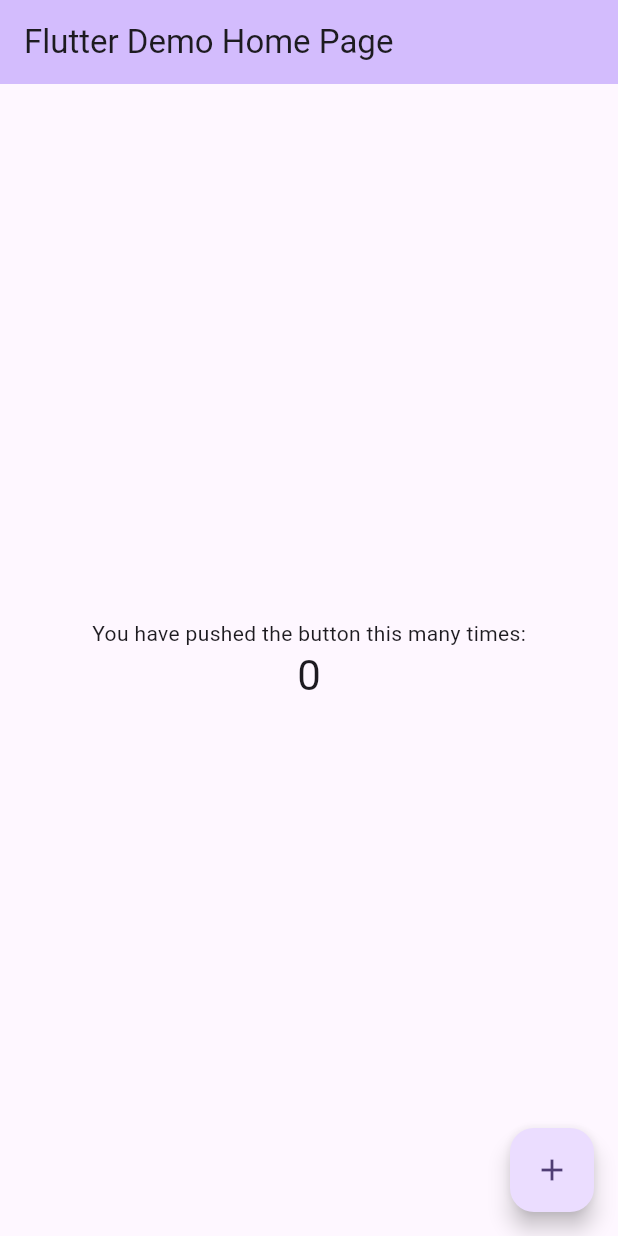
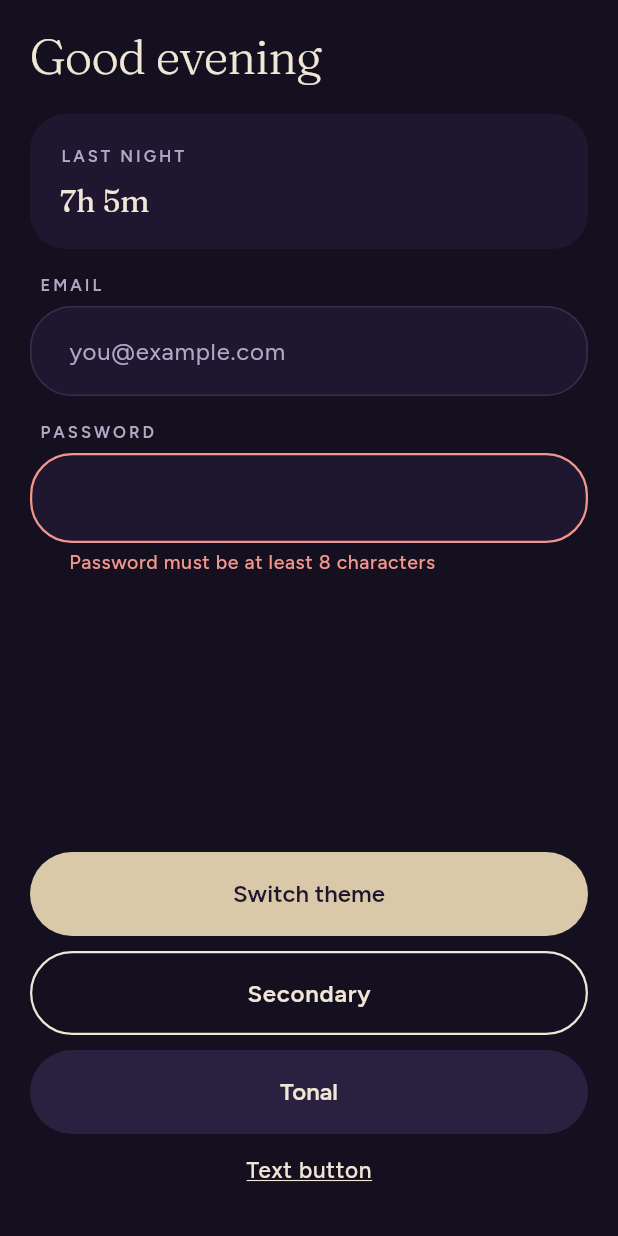
Before and after one commit to JuriThamer/2026_GP_G23_Somnia, a Flutter app: the screen it shows after launch, on a phone screen of 412 x 824 dp. Run offline on Flutter 3.47's test engine with Material 3 defaults, Android fonts, the phone set to English and light mode, and no system bars; our stand-ins replace firebase_core, google_fonts; accounts and stored records are empty.

Commit message:
Add shared widgets

```diff
--- a/lib/main.dart
+++ b/lib/main.dart
@@ -1,6 +1,10 @@
 import 'package:flutter/material.dart';
 import 'package:firebase_core/firebase_core.dart';
 import 'firebase_options.dart';
+import 'theme/app_theme.dart';
+import 'widgets/app_button.dart';
+import 'widgets/app_card.dart';
+import 'widgets/app_text_field.dart';
 
 Future<void> main() async {
   WidgetsFlutterBinding.ensureInitialized();
@@ -11,118 +15,98 @@ Future<void> main() async {
   runApp(const MyApp());
 }
 
-class MyApp extends StatelessWidget {
+class MyApp extends StatefulWidget {
   const MyApp({super.key});
 
-  // This widget is the root of your application.
   @override
-  Widget build(BuildContext context) {
-    return MaterialApp(
-      title: 'Flutter Demo',
-      theme: ThemeData(
-        // This is the theme of your application.
-        //
-        // TRY THIS: Try running your application with "flutter run". You'll see
-        // the application has a purple toolbar. Then, without quitting the app,
-        // try changing the seedColor in the colorScheme below to Colors.green
-        // and then invoke "hot reload" (save your changes or press the "hot
-        // reload" button in a Flutter-supported IDE, or press "r" if you used
-        // the command line to start the app).
-        //
-        // Notice that the counter didn't reset back to zero; the application
-        // state is not lost during the reload. To reset the state, use hot
-        // restart instead.
-        //
-        // This works for code too, not just values: Most code changes can be
-        // tested with just a hot reload.
-        colorScheme: .fromSeed(seedColor: Colors.deepPurple),
-      ),
-      home: const MyHomePage(title: 'Flutter Demo Home Page'),
-    );
-  }
+  State<MyApp> createState() => _MyAppState();
 }
 
-class MyHomePage extends StatefulWidget {
-  const MyHomePage({super.key, required this.title});
+class _MyAppState extends State<MyApp> {
+  ThemeMode mode = ThemeMode.dark;
 
-  // This widget is the home page of your application. It is stateful, meaning
-  // that it has a State object (defined below) that contains fields that affect
-  // how it looks.
-
-  // This class is the configuration for the state. It holds the values (in this
-  // case the title) provided by the parent (in this case the App widget) and
-  // used by the build method of the State. Fields in a Widget subclass are
-  // always marked "final".
-
-  final String title;
-
-  @override
-  State<MyHomePage> createState() => _MyHomePageState();
-}
-
-class _MyHomePageState extends State<MyHomePage> {
-  int _counter = 0;
-
-  void _incrementCounter() {
+  void toggleTheme() {
     setState(() {
-      // This call to setState tells the Flutter framework that something has
-      // changed in this State, which causes it to rerun the build method below
-      // so that the display can reflect the updated values. If we changed
-      // _counter without calling setState(), then the build method would not be
-      // called again, and so nothing would appear to happen.
-      _counter++;
+      mode = mode == ThemeMode.dark ? ThemeMode.light : ThemeMode.dark;
     });
   }
 
   @override
   Widget build(BuildContext context) {
-    // This method is rerun every time setState is called, for instance as done
-    // by the _incrementCounter method above.
-    //
-    // The Flutter framework has been optimized to make rerunning build methods
-    // fast, so that you can just rebuild anything that needs updating rather
-    // than having to individually change instances of widgets.
+    return MaterialApp(
+      title: 'Somnia',
+      debugShowCheckedModeBanner: false,
+      theme: AppTheme.light,
+      darkTheme: AppTheme.dark,
+      themeMode: mode,
+      home: ThemePreview(onToggle: toggleTheme),
+    );
+  }
+}
+
+class ThemePreview extends StatelessWidget {
+  final VoidCallback onToggle;
+  const ThemePreview({super.key, required this.onToggle});
+
+  @override
+  Widget build(BuildContext context) {
+    final text = Theme.of(context).textTheme;
+    final colors = context.colors;
+
     return Scaffold(
-      appBar: AppBar(
-        // TRY THIS: Try changing the color here to a specific color (to
-        // Colors.amber, perhaps?) and trigger a hot reload to see the AppBar
-        // change color while the other colors stay the same.
-        backgroundColor: Theme.of(context).colorScheme.inversePrimary,
-        // Here we take the value from the MyHomePage object that was created by
-        // the App.build method, and use it to set our appbar title.
-        title: Text(widget.title),
-      ),
-      body: Center(
-        // Center is a layout widget. It takes a single child and positions it
-        // in the middle of the parent.
-        child: Column(
-          // Column is also a layout widget. It takes a list of children and
-          // arranges them vertically. By default, it sizes itself to fit its
-          // children horizontally, and tries to be as tall as its parent.
-          //
-          // Column has various properties to control how it sizes itself and
-          // how it positions its children. Here we use mainAxisAlignment to
-          // center the children vertically; the main axis here is the vertical
-          // axis because Columns are vertical (the cross axis would be
-          // horizontal).
-          //
-          // TRY THIS: Invoke "debug painting" (choose the "Toggle Debug Paint"
-          // action in the IDE, or press "p" in the console), to see the
-          // wireframe for each widget.
-          mainAxisAlignment: .center,
-          children: [
-            const Text('You have pushed the button this many times:'),
-            Text(
-              '$_counter',
-              style: Theme.of(context).textTheme.headlineMedium,
+      body: Container(
+        decoration: BoxDecoration(gradient: colors.gradient),
+        child: SafeArea(
+          child: Padding(
+            padding: const EdgeInsets.all(20),
+            child: Column(
+              crossAxisAlignment: CrossAxisAlignment.start,
+              children: [
+                Text('Good evening', style: text.headlineLarge),
+                const SizedBox(height: 20),
+                AppCard(
+                  child: Column(
+                    crossAxisAlignment: CrossAxisAlignment.start,
+                    children: [
+                      Text('LAST NIGHT', style: text.labelSmall),
+                      const SizedBox(height: 8),
+                      Text('7h 5m', style: text.headlineSmall),
+                    ],
+                  ),
+                ),
+                const SizedBox(height: 16),
+                const AppTextField(label: 'Email', hint: 'you@example.com'),
+                const SizedBox(height: 16),
+                const AppTextField(
+                  label: 'Password',
+                  obscureText: true,
+                  errorText: 'Password must be at least 8 characters',
+                ),
+                const Spacer(),
+                AppButton(label: 'Switch theme', onPressed: onToggle),
+                const SizedBox(height: 10),
+                AppButton(
+                  label: 'Secondary',
+                  style: AppButtonStyle.secondary,
+                  onPressed: () {},
+                ),
+                const SizedBox(height: 10),
+                AppButton(
+                  label: 'Tonal',
+                  style: AppButtonStyle.tonal,
+                  onPressed: () {},
+                ),
+                Center(
+                  child: AppButton(
+                    label: 'Text button',
+                    style: AppButtonStyle.text,
+                    onPressed: () {},
+                  ),
+                ),
+              ],
             ),
-          ],
+          ),
         ),
-      ),
-      floatingActionButton: FloatingActionButton(
-        onPressed: _incrementCounter,
-        tooltip: 'Increment',
-        child: const Icon(Icons.add),
       ),
     );
   }
--- /dev/null
+++ b/lib/theme/app_theme.dart
@@ -0,0 +1,167 @@
+import 'package:flutter/material.dart';
+import 'package:google_fonts/google_fonts.dart';
+
+class AppColors extends ThemeExtension<AppColors> {
+  final Color background;
+  final Color backgroundMid;
+  final Color backgroundEnd;
+  final Color surface;
+  final Color surfaceAlt;
+  final Color text;
+  final Color muted;
+  final Color primary;
+  final Color onPrimary;
+  final Color line;
+  final Color success;
+  final Color warning;
+  final Color error;
+
+  const AppColors({
+    required this.background,
+    required this.backgroundMid,
+    required this.backgroundEnd,
+    required this.surface,
+    required this.surfaceAlt,
+    required this.text,
+    required this.muted,
+    required this.primary,
+    required this.onPrimary,
+    required this.line,
+    required this.success,
+    required this.warning,
+    required this.error,
+  });
+
+  static const dark = AppColors(
+    background: Color(0xFF15101F),
+    backgroundMid: Color(0xFF15101F),
+    backgroundEnd: Color(0xFF15101F),
+    surface: Color(0xFF1F1730),
+    surfaceAlt: Color(0xFF2A2040),
+    text: Color(0xFFEFE6D6),
+    muted: Color(0xFFB3A7C6),
+    primary: Color(0xFFD9C9A8),
+    onPrimary: Color(0xFF20152F),
+    line: Color(0xFF382C52),
+    success: Color(0xFF7FCBA4),
+    warning: Color(0xFFE9B45E),
+    error: Color(0xFFF2958D),
+  );
+
+  static const light = AppColors(
+    background: Color(0xFFFAF5EA),
+    backgroundMid: Color(0xFFF1E7D5),
+    backgroundEnd: Color(0xFFDDCEB4),
+    surface: Color(0xFFFFFBF3),
+    surfaceAlt: Color(0xFFF1E7D4),
+    text: Color(0xFF2A1B4D),
+    muted: Color(0xFF5F5179),
+    primary: Color(0xFF3B2667),
+    onPrimary: Color(0xFFF8F1E3),
+    line: Color(0xFFDACBAF),
+    success: Color(0xFF256B4B),
+    warning: Color(0xFF8A5A0C),
+    error: Color(0xFFA93830),
+  );
+
+  LinearGradient get gradient => LinearGradient(
+        begin: Alignment.topCenter,
+        end: Alignment.bottomCenter,
+        colors: [background, backgroundMid, backgroundEnd],
+        stops: const [0, 0.55, 1],
+      );
+
+  @override
+  AppColors copyWith() => this;
+
+  @override
+  AppColors lerp(ThemeExtension<AppColors>? other, double t) =>
+      other is AppColors && t >= 0.5 ? other : this;
+}
+
+class AppTheme {
+  static ThemeData get dark => _build(AppColors.dark, Brightness.dark);
+  static ThemeData get light => _build(AppColors.light, Brightness.light);
+
+  static ThemeData _build(AppColors c, Brightness brightness) {
+    OutlineInputBorder border(Color color, double width) => OutlineInputBorder(
+          borderRadius: BorderRadius.circular(28),
+          borderSide: BorderSide(color: color, width: width),
+        );
+
+    return ThemeData(
+      useMaterial3: true,
+      brightness: brightness,
+      scaffoldBackgroundColor: c.background,
+      extensions: [c],
+      colorScheme: ColorScheme.fromSeed(
+        seedColor: c.primary,
+        brightness: brightness,
+      ).copyWith(
+        primary: c.primary,
+        onPrimary: c.onPrimary,
+        surface: c.surface,
+        onSurface: c.text,
+        error: c.error,
+      ),
+      textTheme: TextTheme(
+        headlineLarge: GoogleFonts.fraunces(
+          fontSize: 32,
+          fontWeight: FontWeight.w300,
+          height: 1.12,
+          letterSpacing: -0.5,
+          color: c.text,
+        ),
+        headlineSmall: GoogleFonts.fraunces(
+          fontSize: 21,
+          fontWeight: FontWeight.w400,
+          height: 1.25,
+          color: c.text,
+        ),
+        bodyLarge: GoogleFonts.figtree(fontSize: 16, color: c.text),
+        bodyMedium: GoogleFonts.figtree(
+          fontSize: 15,
+          height: 1.5,
+          color: c.text,
+        ),
+        bodySmall: GoogleFonts.figtree(fontSize: 13, color: c.muted),
+        labelSmall: GoogleFonts.figtree(
+          fontSize: 11,
+          fontWeight: FontWeight.w600,
+          letterSpacing: 2,
+          color: c.muted,
+        ),
+      ),
+      filledButtonTheme: FilledButtonThemeData(
+        style: FilledButton.styleFrom(
+          backgroundColor: c.primary,
+          foregroundColor: c.onPrimary,
+          minimumSize: const Size.fromHeight(56),
+          shape: const StadiumBorder(),
+          textStyle: GoogleFonts.figtree(
+            fontSize: 16,
+            fontWeight: FontWeight.w600,
+          ),
+        ),
+      ),
+      inputDecorationTheme: InputDecorationTheme(
+        filled: true,
+        fillColor: c.surface,
+        contentPadding: const EdgeInsets.symmetric(
+          horizontal: 22,
+          vertical: 18,
+        ),
+        hintStyle: GoogleFonts.figtree(fontSize: 16, color: c.muted),
+        border: border(c.line, 1),
+        enabledBorder: border(c.line, 1),
+        focusedBorder: border(c.primary, 1.5),
+        errorBorder: border(c.error, 1.5),
+        focusedErrorBorder: border(c.error, 1.5),
+      ),
+    );
+  }
+}
+
+extension AppColorsX on BuildContext {
+  AppColors get colors => Theme.of(this).extension<AppColors>()!;
+}
--- /dev/null
+++ b/lib/widgets/app_button.dart
@@ -0,0 +1,90 @@
+import 'package:flutter/material.dart';
+import '../theme/app_theme.dart';
+
+enum AppButtonStyle { primary, secondary, tonal, text }
+
+class AppButton extends StatelessWidget {
+  final String label;
+  final VoidCallback? onPressed;
+  final AppButtonStyle style;
+  final IconData? icon;
+  final bool loading;
+
+  const AppButton({
+    super.key,
+    required this.label,
+    required this.onPressed,
+    this.style = AppButtonStyle.primary,
+    this.icon,
+    this.loading = false,
+  });
+
+  @override
+  Widget build(BuildContext context) {
+    final c = context.colors;
+    final textStyle = Theme.of(context)
+        .textTheme
+        .bodyLarge!
+        .copyWith(fontWeight: FontWeight.w600);
+    final action = loading ? null : onPressed;
+    const size = Size.fromHeight(56);
+    const shape = StadiumBorder();
+
+    final child = loading
+        ? SizedBox(
+            width: 20,
+            height: 20,
+            child: CircularProgressIndicator(strokeWidth: 2, color: c.muted),
+          )
+        : Row(
+            mainAxisSize: MainAxisSize.min,
+            children: [
+              if (icon != null) ...[
+                Icon(icon, size: 20),
+                const SizedBox(width: 8),
+              ],
+              Text(label),
+            ],
+          );
+
+    switch (style) {
+      case AppButtonStyle.primary:
+        return FilledButton(onPressed: action, child: child);
+      case AppButtonStyle.secondary:
+        return OutlinedButton(
+          onPressed: action,
+          style: OutlinedButton.styleFrom(
+            foregroundColor: c.text,
+            minimumSize: size,
+            shape: shape,
+            side: BorderSide(color: c.text, width: 1.5),
+            textStyle: textStyle,
+          ),
+          child: child,
+        );
+      case AppButtonStyle.tonal:
+        return FilledButton(
+          onPressed: action,
+          style: FilledButton.styleFrom(
+            backgroundColor: c.surfaceAlt,
+            foregroundColor: c.text,
+          ),
+          child: child,
+        );
+      case AppButtonStyle.text:
+        return TextButton(
+          onPressed: action,
+          style: TextButton.styleFrom(
+            foregroundColor: c.text,
+            minimumSize: const Size(0, 44),
+            textStyle: textStyle.copyWith(
+              fontSize: 15,
+              fontWeight: FontWeight.w500,
+              decoration: TextDecoration.underline,
+            ),
+          ),
+          child: child,
+        );
+    }
+  }
+}
--- /dev/null
+++ b/lib/widgets/app_card.dart
@@ -0,0 +1,38 @@
+import 'package:flutter/material.dart';
+import '../theme/app_theme.dart';
+
+class AppCard extends StatelessWidget {
+  final Widget child;
+  final EdgeInsetsGeometry padding;
+  final VoidCallback? onTap;
+  final bool alt;
+  final bool expand;
+
+  const AppCard({
+    super.key,
+    required this.child,
+    this.padding = const EdgeInsets.all(20),
+    this.onTap,
+    this.alt = false,
+    this.expand = true,
+  });
+
+  @override
+  Widget build(BuildContext context) {
+    final c = context.colors;
+    final radius = BorderRadius.circular(24);
+
+    return SizedBox(
+      width: expand ? double.infinity : null,
+      child: Material(
+        color: alt ? c.surfaceAlt : c.surface,
+        borderRadius: radius,
+        child: InkWell(
+          onTap: onTap,
+          borderRadius: radius,
+          child: Padding(padding: padding, child: child),
+        ),
+      ),
+    );
+  }
+}
--- /dev/null
+++ b/lib/widgets/app_text_field.dart
@@ -0,0 +1,57 @@
+import 'package:flutter/material.dart';
+import '../theme/app_theme.dart';
+
+class AppTextField extends StatelessWidget {
+  final String label;
+  final String? hint;
+  final TextEditingController? controller;
+  final String? errorText;
+  final bool obscureText;
+  final TextInputType? keyboardType;
+  final ValueChanged<String>? onChanged;
+  final Widget? suffix;
+
+  const AppTextField({
+    super.key,
+    required this.label,
+    this.hint,
+    this.controller,
+    this.errorText,
+    this.obscureText = false,
+    this.keyboardType,
+    this.onChanged,
+    this.suffix,
+  });
+
+  @override
+  Widget build(BuildContext context) {
+    final c = context.colors;
+    final text = Theme.of(context).textTheme;
+
+    return Column(
+      crossAxisAlignment: CrossAxisAlignment.start,
+      children: [
+        Padding(
+          padding: const EdgeInsets.only(left: 6, bottom: 6),
+          child: Text(label.toUpperCase(), style: text.labelSmall),
+        ),
+        TextField(
+          controller: controller,
+          obscureText: obscureText,
+          keyboardType: keyboardType,
+          onChanged: onChanged,
+          style: text.bodyLarge,
+          decoration: InputDecoration(
+            hintText: hint,
+            suffixIcon: suffix,
+            errorText: errorText,
+            errorStyle: text.bodySmall!.copyWith(
+              color: c.error,
+              fontWeight: FontWeight.w500,
+            ),
+          ),
+        ),
+      ],
+    );
+  }
+}
```
